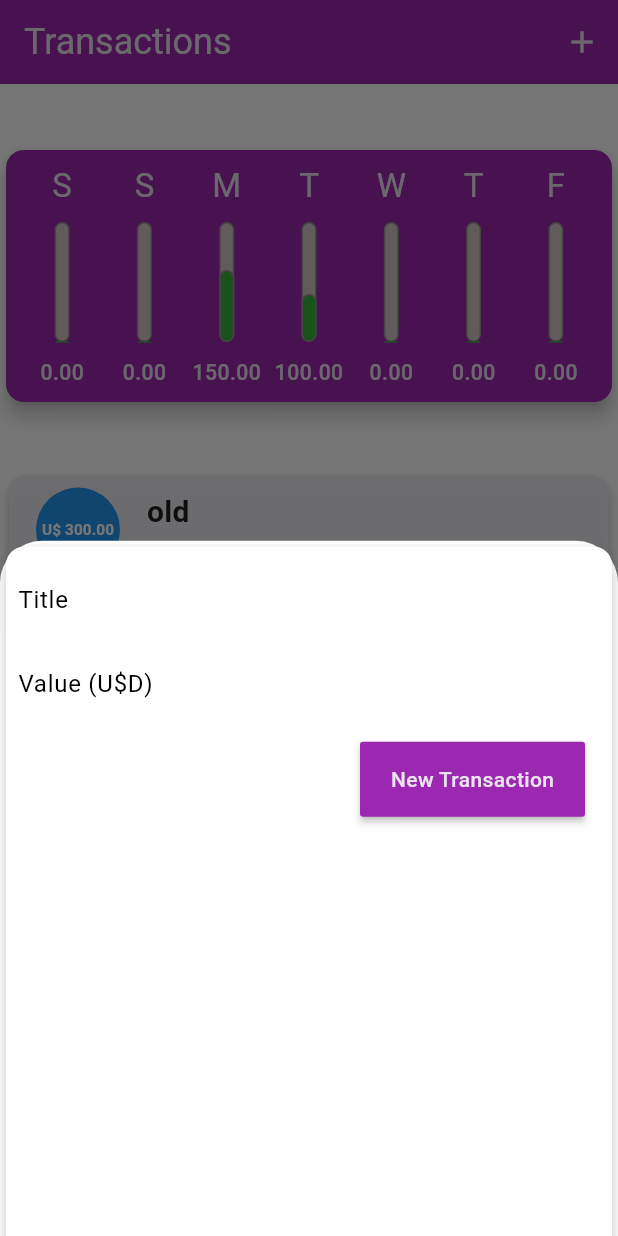
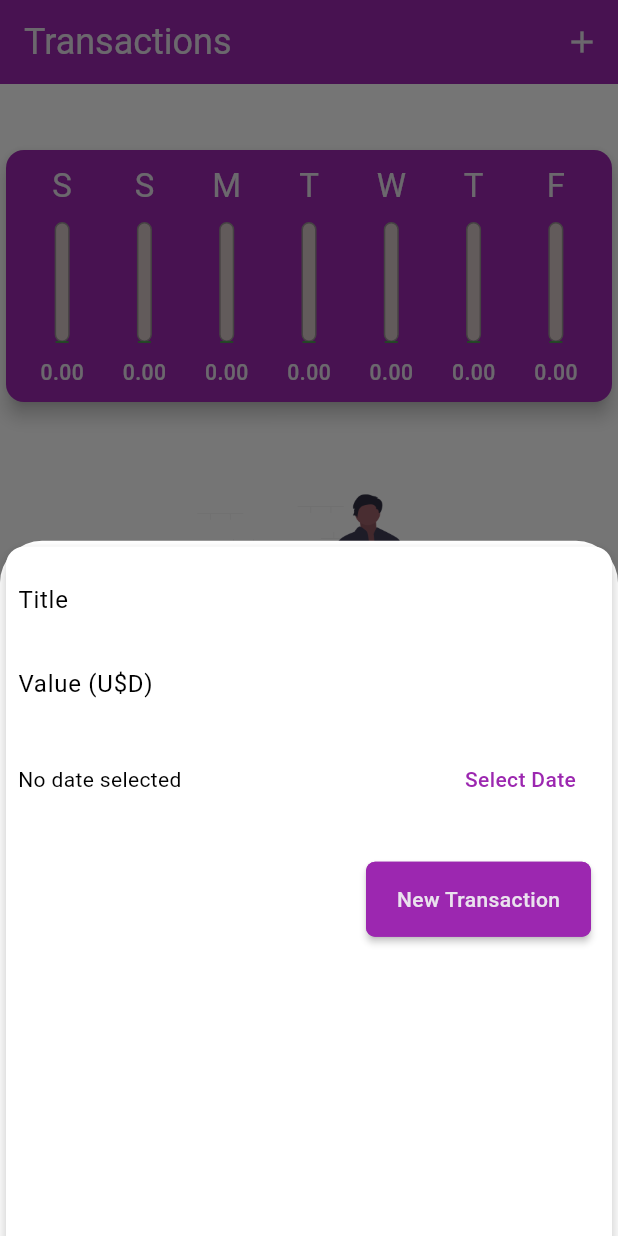
Before and after one commit to darcanj0/budgeting, a Flutter app: the screen it shows after launch, after a tap on the "add" icon, on a phone screen of 412 x 824 dp. Run offline on Flutter 3.47's test engine with Material 2 defaults, Android fonts, the phone set to English and light mode, and no system bars; our stand-ins replace google_fonts; Roboto replaces fonts that are missing (Heebo).

Commit message:
fix: format dates correctly

```diff
--- a/lib/components/cards/transaction.card.dart
+++ b/lib/components/cards/transaction.card.dart
@@ -28,7 +28,7 @@ class TransactionCard extends StatelessWidget {
           _transaction.title,
           style: Theme.of(context).textTheme.titleMedium,
         ),
-        subtitle: Text(DateFormat('d MMM y').format(_transaction.date)),
+        subtitle: Text(DateFormat('MMM d y').format(_transaction.date)),
       ),
     );
   }
--- a/lib/components/forms/create-transaction.form.dart
+++ b/lib/components/forms/create-transaction.form.dart
@@ -2,6 +2,7 @@ import 'dart:math';
 
 import 'package:budgeting/models/transaction.dart';
 import 'package:flutter/material.dart';
+import 'package:intl/intl.dart';
 
 class CreateTransactionForm extends StatefulWidget {
   const CreateTransactionForm({super.key, required this.onSubmit});
@@ -13,19 +14,38 @@ class CreateTransactionForm extends StatefulWidget {
 }
 
 class _CreateTransactionFormState extends State<CreateTransactionForm> {
-  final titleController = TextEditingController();
-
-  final valueController = TextEditingController();
+  final _titleController = TextEditingController();
+  final _valueController = TextEditingController();
+  DateTime? _selectedDate;
 
   void _submitForm() {
     final Transaction newTransaction = Transaction(
         id: Random().nextDouble().toString(),
-        title: titleController.text,
-        value: double.tryParse(valueController.text) as double,
-        date: DateTime.now());
+        title: _titleController.text,
+        value: double.tryParse(_valueController.text) as double,
+        date: _selectedDate ?? DateTime.now());
 
     if (newTransaction.title.isEmpty || newTransaction.value <= 0) return;
     widget.onSubmit(newTransaction);
+  }
+
+  void _showDatePicker() {
+    showDatePicker(
+            context: context,
+            initialDate: DateTime.now(),
+            firstDate: DateTime(2020),
+            lastDate: DateTime.now())
+        .then((value) => {
+              value == null
+                  ? {}
+                  : {
+                      setState(
+                        () {
+                          _selectedDate = value;
+                        },
+                      )
+                    }
+            });
   }
 
   @override
@@ -38,18 +58,44 @@ class _CreateTransactionFormState extends State<CreateTransactionForm> {
             children: [
               TextField(
                 decoration: const InputDecoration(labelText: 'Title'),
-                controller: titleController,
+                controller: _titleController,
                 onSubmitted: (value) => _submitForm(),
               ),
               TextField(
                 decoration: const InputDecoration(labelText: 'Value (U\$D)'),
-                controller: valueController,
+                controller: _valueController,
                 onSubmitted: (value) => _submitForm(),
                 keyboardType:
                     const TextInputType.numberWithOptions(decimal: true),
               ),
+              SizedBox(
+                height: 70,
+                child: Row(
+                  mainAxisAlignment: MainAxisAlignment.spaceBetween,
+                  children: [
+                    Text(
+                      _selectedDate == null
+                          ? 'No date selected'
+                          : DateFormat('MMM d y')
+                              .format(_selectedDate as DateTime),
+                      style: Theme.of(context).textTheme.bodyMedium!.copyWith(
+                            fontWeight: FontWeight.normal,
+                          ),
+                    ),
+                    MaterialButton(
+                      onPressed: _showDatePicker,
+                      child: Text(
+                        'Select Date',
+                        style: Theme.of(context).textTheme.bodyMedium!.copyWith(
+                            color: Theme.of(context).colorScheme.primary),
+                      ),
+                    )
+                  ],
+                ),
+              ),
               Padding(
-                padding: const EdgeInsets.all(10.0),
+                padding:
+                    const EdgeInsets.symmetric(horizontal: 6, vertical: 20),
                 child: Row(
                   mainAxisAlignment: MainAxisAlignment.end,
                   children: [
@@ -59,15 +105,21 @@ class _CreateTransactionFormState extends State<CreateTransactionForm> {
                       child: MaterialButton(
                         onPressed: () => _submitForm(),
                         padding: const EdgeInsets.all(10),
+                        shape: RoundedRectangleBorder(
+                            side: BorderSide(
+                                color: Theme.of(context).colorScheme.primary),
+                            borderRadius:
+                                const BorderRadius.all(Radius.circular(6))),
                         color: Theme.of(context).primaryColor,
-                        child: Text('New Transaction',
-                            style: Theme.of(context)
-                                .textTheme
-                                .bodyMedium!
-                                .copyWith(
-                                    color: Theme.of(context)
-                                        .colorScheme
-                                        .background)),
+                        child: Text(
+                          'New Transaction',
+                          style: Theme.of(context)
+                              .textTheme
+                              .bodyMedium!
+                              .copyWith(
+                                  color:
+                                      Theme.of(context).colorScheme.background),
+                        ),
                       ),
                     ),
                   ],
--- a/lib/main.dart
+++ b/lib/main.dart
@@ -25,7 +25,8 @@ class BudgetingApp extends StatelessWidget {
                 fontSize: 20),
             headlineSmall: const TextStyle(
               color: Color.fromARGB(242, 238, 236, 241),
-              )),
+            ),
+          ),
           iconTheme:
               const IconThemeData(color: Color.fromARGB(242, 238, 236, 241)),
           colorScheme: Theme.of(context).colorScheme.copyWith(
--- a/lib/pages/home.dart
+++ b/lib/pages/home.dart
@@ -14,21 +14,21 @@ class HomePage extends StatefulWidget {
 
 class HomePageState extends State<HomePage> {
   final List<Transaction> _transactions = [
-    Transaction(
-        id: '0',
-        title: 'old',
-        value: 300,
-        date: DateTime.now().subtract(const Duration(days: 33))),
-    Transaction(
-        id: '1',
-        title: 'title',
-        value: 100,
-        date: DateTime.now().subtract(const Duration(days: 3))),
-    Transaction(
-        id: '2',
-        title: 'other',
-        value: 150,
-        date: DateTime.now().subtract(const Duration(days: 4)))
+    // Transaction(
+    //     id: '0',
+    //     title: 'old',
+    //     value: 300,
+    //     date: DateTime.now().subtract(const Duration(days: 33))),
+    // Transaction(
+    //     id: '1',
+    //     title: 'title',
+    //     value: 100,
+    //     date: DateTime.now().subtract(const Duration(days: 3))),
+    // Transaction(
+    //     id: '2',
+    //     title: 'other',
+    //     value: 150,
+    //     date: DateTime.now().subtract(const Duration(days: 4)))
   ];
 
   List<Transaction> get _recentTransactions {
```
Lines whose indentation alone changed are shown as unchanged.
